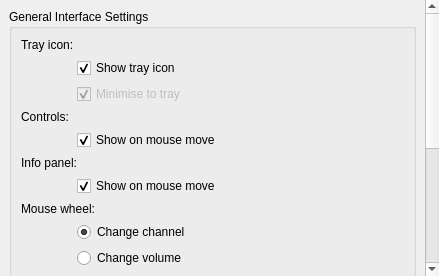
ntadej/tano, file src/ui/settings/SettingsUi.ui: the form before one commit.
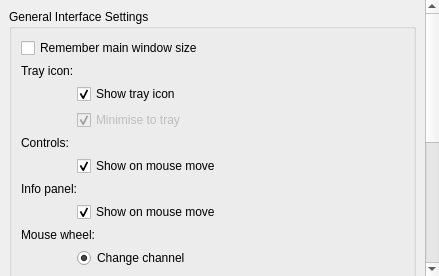
The form after the commit. Icons and pictures are not drawn.

Commit message: Add settings items for planned features

What changed in the file:
```diff
--- a/src/ui/settings/SettingsUi.ui
+++ b/src/ui/settings/SettingsUi.ui
@@ -32,7 +32,7 @@
         <x>0</x>
         <y>0</y>
         <width>423</width>
-        <height>538</height>
+        <height>566</height>
        </rect>
       </property>
       <layout class="QVBoxLayout" name="verticalLayout_2">
@@ -42,7 +42,7 @@
           <string>General Interface Settings</string>
          </property>
          <layout class="QGridLayout" name="layoutMainGuiBox">
-          <item row="4" column="1" colspan="2">
+          <item row="5" column="1" colspan="2">
            <widget class="QCheckBox" name="checkTray">
             <property name="text">
              <string>Show tray icon</string>
@@ -52,7 +52,7 @@
             </property>
            </widget>
           </item>
-          <item row="5" column="1" colspan="2">
+          <item row="6" column="1" colspan="2">
            <widget class="QCheckBox" name="checkTrayHide">
             <property name="enabled">
              <bool>false</bool>
@@ -65,7 +65,7 @@
             </property>
            </widget>
           </item>
-          <item row="7" column="1" colspan="2">
+          <item row="8" column="1" colspan="2">
            <widget class="QCheckBox" name="checkOsd">
             <property name="text">
              <string>Show on mouse move</string>
@@ -75,7 +75,7 @@
             </property>
            </widget>
           </item>
-          <item row="10" column="1" colspan="2">
+          <item row="11" column="1" colspan="2">
            <widget class="QCheckBox" name="checkInfo">
             <property name="text">
              <string>Show on mouse move</string>
@@ -85,7 +85,7 @@
             </property>
            </widget>
           </item>
-          <item row="12" column="1" colspan="2">
+          <item row="13" column="1" colspan="2">
            <widget class="QRadioButton" name="radioWheelChannel">
             <property name="text">
              <string>Change channel</string>
@@ -95,49 +95,49 @@
             </property>
            </widget>
           </item>
-          <item row="13" column="1" colspan="2">
+          <item row="14" column="1" colspan="2">
            <widget class="QRadioButton" name="radioWheelVolume">
             <property name="text">
              <string>Change volume</string>
             </property>
            </widget>
           </item>
-          <item row="14" column="0" colspan="3">
+          <item row="15" column="0" colspan="3">
            <widget class="QLabel" name="labelToolbarStyle">
             <property name="text">
              <string>Toolbar style:</string>
             </property>
            </widget>
           </item>
-          <item row="0" column="0" colspan="3">
+          <item row="1" column="0" colspan="3">
            <widget class="QLabel" name="labelTray">
             <property name="text">
              <string>Tray icon:</string>
             </property>
            </widget>
           </item>
-          <item row="6" column="0" colspan="3">
+          <item row="7" column="0" colspan="3">
            <widget class="QLabel" name="labelOsdControls">
             <property name="text">
              <string>Controls:</string>
             </property>
            </widget>
           </item>
-          <item row="8" column="0" colspan="3">
+          <item row="9" column="0" colspan="3">
            <widget class="QLabel" name="labelInfo">
             <property name="text">
              <string>Info panel:</string>
             </property>
            </widget>
           </item>
-          <item row="11" column="0" colspan="3">
+          <item row="12" column="0" colspan="3">
            <widget class="QLabel" name="labelMouseWheel">
             <property name="text">
              <string>Mouse wheel:</string>
             </property>
            </widget>
           </item>
-          <item row="15" column="1" colspan="2">
+          <item row="16" column="1" colspan="2">
            <widget class="QComboBox" name="comboToolbarLook">
             <property name="currentIndex">
              <number>4</number>
@@ -169,7 +169,7 @@
             </item>
            </widget>
           </item>
-          <item row="4" column="0">
+          <item row="5" column="0">
            <widget class="QLabel" name="spacer">
             <property name="minimumSize">
              <size>
@@ -188,6 +188,13 @@
             </property>
            </widget>
           </item>
+          <item row="0" column="0" colspan="3">
+           <widget class="QCheckBox" name="checkRememberSize">
+            <property name="text">
+             <string>Remember main window size</string>
+            </property>
+           </widget>
+          </item>
          </layout>
         </widget>
        </item>
```
The commit also changes 16 other files.
